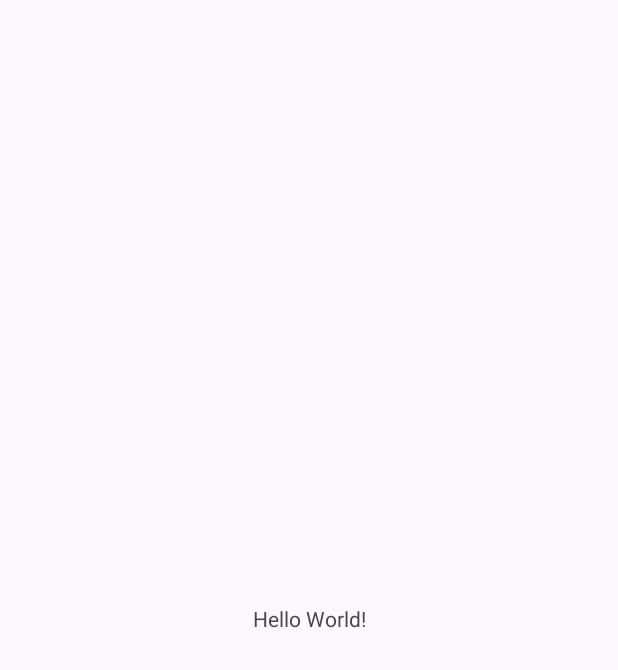
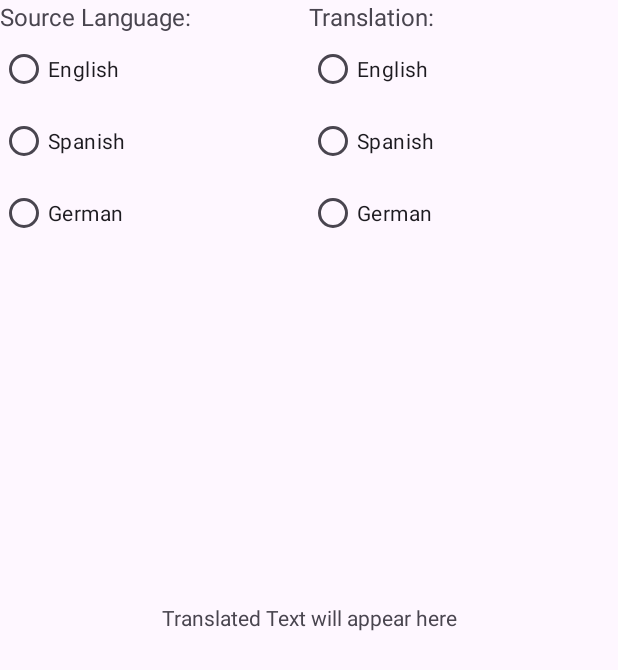
Before and after one commit to lukeyarian/Project5, an Android app: the screen it shows after launch (MainActivity), on a phone screen of 412 x 824 dp. Before the commit the part shown is almost empty. Shown: the top 670 px of the screen. Run offline under Robolectric (Android 15) with nearby library versions, the phone set to English and light mode, and no system bars; libraries missing offline, so code that uses them is left out: com.google.mlkit.nl; 2 statements that could not run were skipped.

```diff
--- a/app/src/main/AndroidManifest.xml
+++ b/app/src/main/AndroidManifest.xml
@@ -1,6 +1,7 @@
 <?xml version="1.0" encoding="utf-8"?>
 <manifest xmlns:android="http://schemas.android.com/apk/res/android"
     xmlns:tools="http://schemas.android.com/tools">
+    <uses-permission android:name="android.permission.INTERNET" />
 
     <application
         android:allowBackup="true"
--- a/app/src/main/java/com/example/project5/MainActivity.kt
+++ b/app/src/main/java/com/example/project5/MainActivity.kt
@@ -1,11 +1,54 @@
 package com.example.project5
-
+import android.os.Bundle
+import android.widget.RadioButton
+import android.widget.RadioGroup
 import androidx.appcompat.app.AppCompatActivity
-import android.os.Bundle
-
+import com.google.mlkit.nl.translate.Translation
+import com.google.mlkit.nl.translate.Translator
+import com.google.mlkit.nl.translate.TranslatorOptions
+import android.widget.TextView
+import com.google.mlkit.nl.translate.TranslateLanguage
+import com.example.project5.databinding.ActivityMainBinding
 class MainActivity : AppCompatActivity() {
+    private lateinit var sharedViewModel: TranslationViewModel
+    private lateinit var translator: Translator
+    private lateinit var binding: ActivityMainBinding
     override fun onCreate(savedInstanceState: Bundle?) {
         super.onCreate(savedInstanceState)
-        setContentView(R.layout.activity_main)
+        binding = ActivityMainBinding.inflate(layoutInflater)
+        setContentView(binding.root)
+        val inputLanguageGroup: RadioGroup = findViewById(R.id.inputLanguageGroup)
+        val outputLanguageGroup: RadioGroup = findViewById(R.id.outputLanguageGroup)
+
+        sharedViewModel.textToTranslate.observe(this) { text ->
+            val sourceLanguage = getLanguageCode(inputLanguageGroup.checkedRadioButtonId)
+            val targetLanguage = getLanguageCode(outputLanguageGroup.checkedRadioButtonId)
+
+            val options = TranslatorOptions.Builder().setSourceLanguage(sourceLanguage).setTargetLanguage(targetLanguage).build()
+
+            translator = Translation.getClient(options)
+
+            translator.translate(text).addOnSuccessListener { translatedText ->
+                    sharedViewModel.translatedText.value = translatedText
+                }
+        }
+
+        sharedViewModel.translatedText.observe(this) {
+            binding.translatedText.text = it
+        }
+    }
+    private fun getLanguageCode(radioButtonId: Int): String {
+        return when (radioButtonId) {
+            R.id.englishInput, R.id.englishOutput -> TranslateLanguage.ENGLISH
+            R.id.spanishInput, R.id.spanishOutput -> TranslateLanguage.SPANISH
+            R.id.germanInput, R.id.germanOutput -> TranslateLanguage.GERMAN
+            R.id.englishInput, R.id.spanishOutput -> TranslateLanguage.SPANISH
+            R.id.spanishInput, R.id.englishOutput -> TranslateLanguage.ENGLISH
+            R.id.germanInput, R.id.englishOutput -> TranslateLanguage.ENGLISH
+            R.id.englishInput, R.id.germanOutput -> TranslateLanguage.GERMAN
+            R.id.spanishInput, R.id.germanOutput -> TranslateLanguage.GERMAN
+            R.id.germanInput, R.id.spanishOutput -> TranslateLanguage.SPANISH
+            else -> TranslateLanguage.ENGLISH
+        }
     }
 }
--- a/app/src/main/res/layout/activity_main.xml
+++ b/app/src/main/res/layout/activity_main.xml
@@ -1,18 +1,104 @@
 <?xml version="1.0" encoding="utf-8"?>
-<androidx.constraintlayout.widget.ConstraintLayout xmlns:android="http://schemas.android.com/apk/res/android"
-    xmlns:app="http://schemas.android.com/apk/res-auto"
-    xmlns:tools="http://schemas.android.com/tools"
+<LinearLayout
+    xmlns:android="http://schemas.android.com/apk/res/android"
     android:layout_width="match_parent"
     android:layout_height="match_parent"
-    tools:context=".MainActivity">
+    android:layout_margin="10dp"
+    android:orientation="vertical">
+
+    <LinearLayout
+        android:layout_width="match_parent"
+        android:layout_height="0dp"
+        android:layout_weight="1"
+        android:orientation="horizontal">
+
+        <LinearLayout
+            android:layout_width="0dp"
+            android:layout_weight="1"
+            android:layout_height="match_parent"
+            android:orientation="vertical">
+
+            <TextView
+                android:layout_width="wrap_content"
+                android:layout_height="wrap_content"
+                android:text="@string/source_language"
+                android:textSize="16sp" />
+
+            <RadioGroup
+                android:id="@+id/inputLanguageGroup"
+                android:layout_width="match_parent"
+                android:layout_height="wrap_content"
+                android:orientation="vertical">
+
+                <RadioButton
+                    android:id="@+id/englishInput"
+                    android:layout_width="match_parent"
+                    android:layout_height="wrap_content"
+                    android:text="@string/english" />
+
+                <RadioButton
+                    android:id="@+id/spanishInput"
+                    android:layout_width="match_parent"
+                    android:layout_height="wrap_content"
+                    android:text="@string/spanish" />
+
+                <RadioButton
+                    android:id="@+id/germanInput"
+                    android:layout_width="match_parent"
+                    android:layout_height="wrap_content"
+                    android:text="@string/german" />
+            </RadioGroup>
+        </LinearLayout>
+
+        <LinearLayout
+            android:layout_width="0dp"
+            android:layout_weight="1"
+            android:layout_height="match_parent"
+            android:orientation="vertical">
+
+            <TextView
+                android:layout_width="wrap_content"
+                android:layout_height="wrap_content"
+                android:text="@string/translation"
+                android:textSize="16sp" />
+
+            <RadioGroup
+                android:id="@+id/outputLanguageGroup"
+                android:layout_width="match_parent"
+                android:layout_height="wrap_content"
+                android:orientation="vertical">
+
+                <RadioButton
+                    android:id="@+id/englishOutput"
+                    android:layout_width="match_parent"
+                    android:layout_height="wrap_content"
+                    android:text="@string/englisht" />
+
+                <RadioButton
+                    android:id="@+id/spanishOutput"
+                    android:layout_width="match_parent"
+                    android:layout_height="wrap_content"
+                    android:text="@string/spanisht" />
+
+                <RadioButton
+                    android:id="@+id/germanOutput"
+                    android:layout_width="match_parent"
+                    android:layout_height="wrap_content"
+                    android:text="@string/germant" />
+            </RadioGroup>
+        </LinearLayout>
+    </LinearLayout>
 
     <TextView
-        android:layout_width="wrap_content"
-        android:layout_height="wrap_content"
-        android:text="Hello World!"
-        app:layout_constraintBottom_toBottomOf="parent"
-        app:layout_constraintEnd_toEndOf="parent"
-        app:layout_constraintStart_toStartOf="parent"
-        app:layout_constraintTop_toTopOf="parent" />
-
-</androidx.constraintlayout.widget.ConstraintLayout>
+        android:id="@+id/translatedText"
+        android:layout_width="match_parent"
+        android:layout_height="0dp"
+        android:layout_weight="1"
+        android:gravity="center"
+        android:text="@string/translated_text_will_appear_here" />
+    <FrameLayout
+        android:id="@+id/fragmentContainer"
+        android:layout_width="match_parent"
+        android:layout_height="0dp"
+        android:layout_weight="1" />
+</LinearLayout>
--- a/app/src/main/res/values/strings.xml
+++ b/app/src/main/res/values/strings.xml
@@ -1,3 +1,12 @@
 <resources>
     <string name="app_name">Project5</string>
+    <string name="translated_text_will_appear_here">Translated Text will appear here</string>
+    <string name="translation">Translation:</string>
+    <string name="source_language">Source Language:</string>
+    <string name="spanish">Spanish</string>
+    <string name="english">English</string>
+    <string name="german">German</string>
+    <string name="englisht">English</string>
+    <string name="spanisht">Spanish</string>
+    <string name="germant">German</string>
 </resources>
--- a/build.gradle.kts
+++ b/build.gradle.kts
@@ -2,4 +2,5 @@
 plugins {
     id("com.android.application") version "8.1.0" apply false
     id("org.jetbrains.kotlin.android") version "1.8.0" apply false
+
 }
```
Also changed, not shown: app/build.gradle.kts (+11 -0 lines), app/src/main/java/com/example/project5/TranslateFragment.kt (added, +23 -0 lines), app/src/main/java/com/example/project5/TranslationViewModel.kt (added, +7 -0 lines), app/src/main/res/layout/translate_fragment.xml (added, +13 -0 lines).
